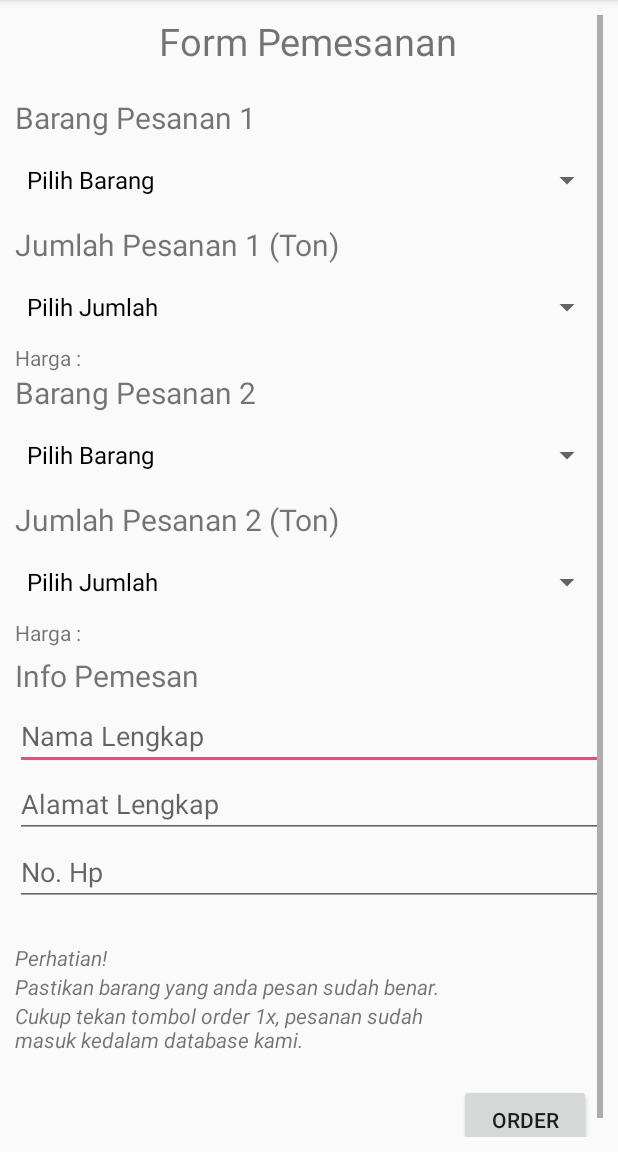
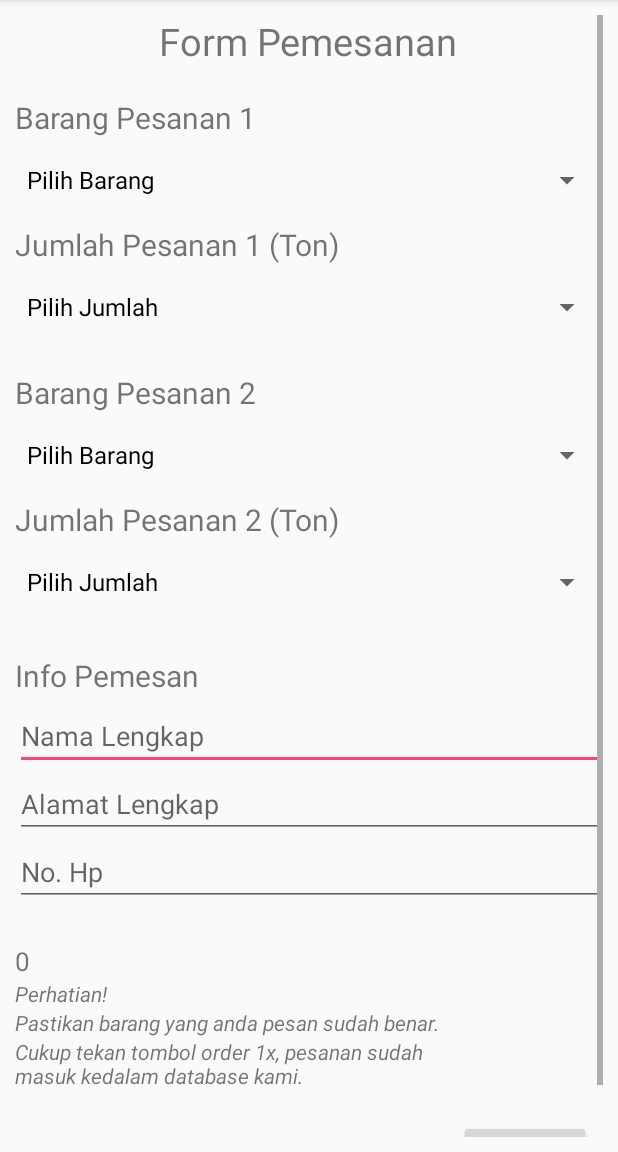
Before and after one commit to raflitrilaksono/Pisangku, an Android app: the Order screen opened directly, with no data from a screen before it, on a phone screen of 412 x 824 dp, the part 84-1236 px from its top. Run offline under Robolectric (Android 15) with nearby library versions, the phone set to English and light mode, and no system bars; our stand-ins replace Firebase (no records; nobody signed in at launch, a user with empty details on screens opened directly); 4 statements that could not run were skipped.

Commit message:
nih bang

```diff
--- a/app/src/main/java/com/example/userpc/pisangku/CustomAdapter.java
+++ b/app/src/main/java/com/example/userpc/pisangku/CustomAdapter.java
@@ -15,7 +15,7 @@ import java.util.List;
 public class CustomAdapter extends BaseAdapter {
 
     private Context context;
-    private String[] title, photoUrl, price, desc, turunan;
+    private String[] title, photoUrl, price, rp, desc, turunan;
     List<Products> productsList;
 
     public CustomAdapter(Context context, List<Products> productsList){
@@ -24,6 +24,7 @@ public class CustomAdapter extends BaseAdapter {
        // this.title = title;
        // this.photoUrl = photoUrl;
        // this.price = price;
+        // this.rp = rp;
        // this.desc = desc;
        // this.turunan = turunan;
     }
--- a/app/src/main/java/com/example/userpc/pisangku/ListViewAdapter.java
+++ b/app/src/main/java/com/example/userpc/pisangku/ListViewAdapter.java
@@ -45,7 +45,7 @@ public class ListViewAdapter extends ArrayAdapter<Review> {
             TextView textViewItemAlamat = row.findViewById(R.id.textsItemAlamat);
             TextView textViewItemPhone = row.findViewById(R.id.textsItemPhone);
             TextView textViewItemEmail = row.findViewById(R.id.textsItemEmail);
-          //  TextView textViewItemTotal = row.findViewById(R.id.textsItemTotal);
+            TextView textViewItemTotal = row.findViewById(R.id.textsItemTotal);
 
 
             Review review = reviewList.get(pos);
@@ -60,7 +60,7 @@ public class ListViewAdapter extends ArrayAdapter<Review> {
             textViewItemAlamat.setText("Alamat Konsumen : "+review.getItemAlamat());
             textViewItemPhone.setText("No Hp Konsumen : "+review.getItemPhone());
             textViewItemEmail.setText("Email : "+review.getItemEmail());
-           // textViewItemTotal.setText("Total : "+review.getItemTotal());
+            textViewItemTotal.setText("Total : "+review.getItemTotal());
             return row;
         }
 
--- a/app/src/main/java/com/example/userpc/pisangku/Order.java
+++ b/app/src/main/java/com/example/userpc/pisangku/Order.java
@@ -29,14 +29,15 @@ import java.util.List;
 public class Order extends AppCompatActivity {
 
     EditText etNama, etAlamat, etPhone;
-    TextView tvEmail, tvHarga1, tvHarga2;
+    TextView tvEmail, tvHarga1, tvHarga2, tvTotal;
     Spinner actvProduk1, etJumlahProduk1, actvProduk2, etJumlahProduk2;
-    String nama, alamat, produk1, jumlahProduk1, harga1, phone, email, userUid, produk2, jumlahProduk2, harga2;
+    String nama, alamat, produk1, jumlahProduk1, harga1, phone, email, userUid, produk2, jumlahProduk2, harga2, total;
     Button btOrder;
 
     Context context = this;
 
-   // int index=-1;
+    int index = -1;
+    int Harga1, Harga2,Total;
 
     ArrayAdapter<String> adapter;
     ArrayAdapter<String> titleadapter;
@@ -91,6 +92,7 @@ public class Order extends AppCompatActivity {
         etAlamat = findViewById(R.id.et_alamat);
         etPhone = findViewById(R.id.et_phone);
         tvEmail = findViewById(R.id.et_email_order);
+        tvTotal = findViewById(R.id.et_total);
 
         tvEmail.setText(firebaseUser.getEmail());
 
@@ -103,23 +105,81 @@ public class Order extends AppCompatActivity {
                 startActivity(new Intent(context, tas.class));
 
             }
+
         });
 
-    //   actvProduk1.setOnItemSelectedListener(new AdapterView.OnItemSelectedListener(index = Arrays.asList(title).indexOf(actvProduk1.getSelectedItem().toString()))
-      // {
-      //     @Override
-        //   public void onItemSelected(AdapterView<?> parentView, View selectedItemView, int position)
-          //  if(index == -1)
+      actvProduk1.setOnItemSelectedListener(new AdapterView.OnItemSelectedListener() {
+          @Override
+          public void onItemSelected(AdapterView<?> parent, View view, int position, long id)
+          {
+              if(position == 0){
+                  tvHarga1.setText("");
+              } else {
+                  tvHarga1.setText(price[position]);
+              }
+                if(tvHarga1.getText().toString()!= null) {
+                    Harga1 = Integer.parseInt(tvHarga1.getText().toString());
+                }
+                if(tvHarga2.getText().toString()!= null) {
+                    Harga2 = Integer.parseInt(tvHarga2.getText().toString());
+                }
+                  Total = Harga1+Harga2;
+                  tvTotal.setText(Integer.toString(Total));
+          }
 
-           // {
-             //  tvHarga1.setText("");
-           // } else { tvHarga1.setText(price[index]);}
-      // }
-        //    @Override
-        //public void onNothingSelected(AdapterView<?> parentView)
+          @Override
+          public void onNothingSelected(AdapterView<?> parent) {
+
+
+          }
+      });
+
+        actvProduk2.setOnItemSelectedListener(new AdapterView.OnItemSelectedListener() {
+            @Override
+            public void onItemSelected(AdapterView<?> parent, View view, int position, long id) {
+                if(position == 0){
+                    tvHarga2.setText("");
+                } else {
+                    tvHarga2.setText(price[position]);
+                }
+                if(tvHarga1.getText().toString()!= null) {
+                    Harga1 = Integer.parseInt(tvHarga1.getText().toString());
+                }
+                if(tvHarga2.getText().toString()!= null) {
+                    Harga2 = Integer.parseInt(tvHarga2.getText().toString());
+                }
+                Total = Harga1+Harga2;
+                tvTotal.setText(Integer.toString(Total));
+
+            }
+
+            @Override
+            public void onNothingSelected(AdapterView<?> parent) {
+
+            }
+        });
+
+
+       // int harga1 = Integer.parseInt(tvHarga1.getText().toString());
+       // int harga2 = Integer.parseInt(tvHarga2.getText().toString());
+
+
+
+
+        // actvProduk1.setOnItemSelectedListener(new OnItemSelectedListener()
        // {
+         //   @Override
+           // public void onItemSelected(AdapterView<?> parentView, View selectedItemView, int position){
+             //   if(position == 0){
+               //     tvHarga1.setText("");
+              //  } else {
+               //     tvHarga1.setText(price[position]);
+                //}
+           // }
+           // @Override
+           // public void onNothingSelected(AdapterView<?> parentView){
 
-       // }
+            //}
        // });
 
         childChangeListener();
@@ -210,6 +270,7 @@ public class Order extends AppCompatActivity {
         alamat = etAlamat.getText().toString();
         phone = etPhone.getText().toString();
         email = tvEmail.getText().toString();
+        total = tvTotal.getText().toString();
 
 
         //     if(jumlahProduk.isEmpty()){
@@ -257,7 +318,7 @@ public class Order extends AppCompatActivity {
             harga2 = "0";
         }
 
-        databaseReference.child("Orders").child(userUid).push().setValue(new Order1(produk1, jumlahProduk1, harga1, produk2, jumlahProduk2, harga2,nama, alamat, phone, email));
+        databaseReference.child("Orders").child(userUid).push().setValue(new Order1(produk1, jumlahProduk1, harga1, produk2, jumlahProduk2, harga2,nama, alamat, phone, email, total));
 
     }
 
--- a/app/src/main/res/layout/activity_order.xml
+++ b/app/src/main/res/layout/activity_order.xml
@@ -137,6 +137,13 @@
             android:textColor="#000000"
             android:textSize="18dp"/>
 
+         <TextView
+             android:id="@+id/et_total"
+             android:layout_width="wrap_content"
+             android:layout_height="wrap_content"
+             android:text="Total"
+             android:textSize="17dp"/>
+
         <TextView
             android:id="@+id/textView4"
             android:layout_width="wrap_content"
--- a/app/src/main/res/layout/custom_view.xml
+++ b/app/src/main/res/layout/custom_view.xml
@@ -72,6 +72,12 @@
             android:layout_height="wrap_content"
             android:textSize="17dp" />
 
+        <TextView
+            android:id="@+id/textsItemTotal"
+            android:layout_width="match_parent"
+            android:layout_height="wrap_content"
+            android:textSize="17dp"/>
+
     </LinearLayout>
 
 
```
Also changed, not shown: app/src/main/java/com/example/userpc/pisangku/Order1.java (+9 -9 lines), app/src/main/java/com/example/userpc/pisangku/Products.java (+7 -2 lines), app/src/main/java/com/example/userpc/pisangku/ProductsActivity.java (+9 -1 lines), app/src/main/java/com/example/userpc/pisangku/Review.java (+9 -10 lines), app/src/main/java/com/example/userpc/pisangku/tas.java (+10 -12 lines), app/src/main/res/layout/products.xml (+11 -0 lines).
